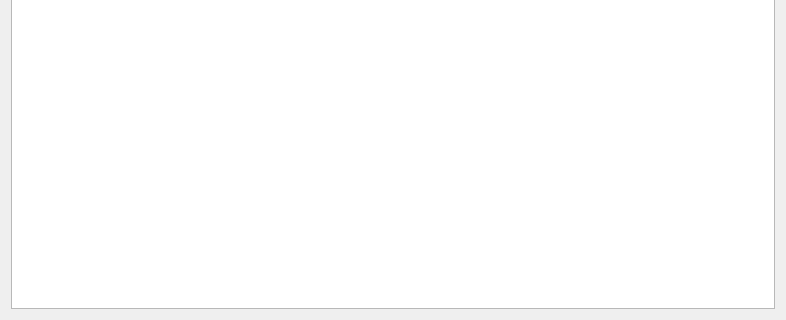
This is CaseHistoryManager/patientview.ui in leeonbeans/QT_learning as Qt 5 draws it before an edit; both pictures show x 0 to 786 and y 226 to 546 of the 786 by 546 pixel window. The edited form follows.
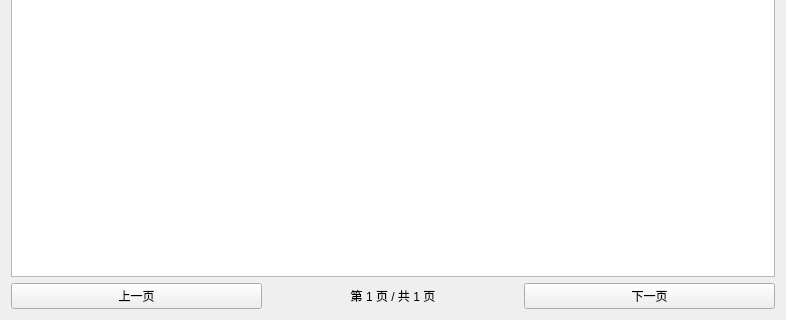
This is the edited form. Icons and pictures are not drawn.

Patch:
```diff
--- a/CaseHistoryManager/patientview.ui
+++ b/CaseHistoryManager/patientview.ui
@@ -82,6 +82,34 @@
    <item row="1" column="0">
     <widget class="QTableView" name="tableView"/>
    </item>
+   <item row="2" column="0">
+    <layout class="QHBoxLayout" name="horizontalLayout_2">
+     <item>
+      <widget class="QPushButton" name="btnPrevPage">
+       <property name="text">
+        <string>上一页</string>
+       </property>
+      </widget>
+     </item>
+     <item>
+      <widget class="QLabel" name="labelPageInfo">
+       <property name="text">
+        <string>第 1 页 / 共 1 页</string>
+       </property>
+       <property name="alignment">
+        <set>Qt::AlignmentFlag::AlignCenter</set>
+       </property>
+      </widget>
+     </item>
+     <item>
+      <widget class="QPushButton" name="btnNextPage">
+       <property name="text">
+        <string>下一页</string>
+       </property>
+      </widget>
+     </item>
+    </layout>
+   </item>
   </layout>
  </widget>
  <resources/>
```
